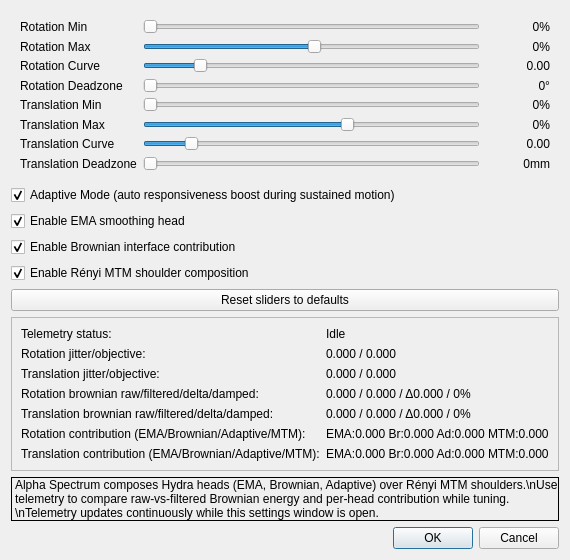
Before: the Qt Designer form filter-alpha-spectrum/ftnoir_alpha_spectrum_filtercontrols.ui in ganzuul/ancg_spectrum, drawn with Qt 5.
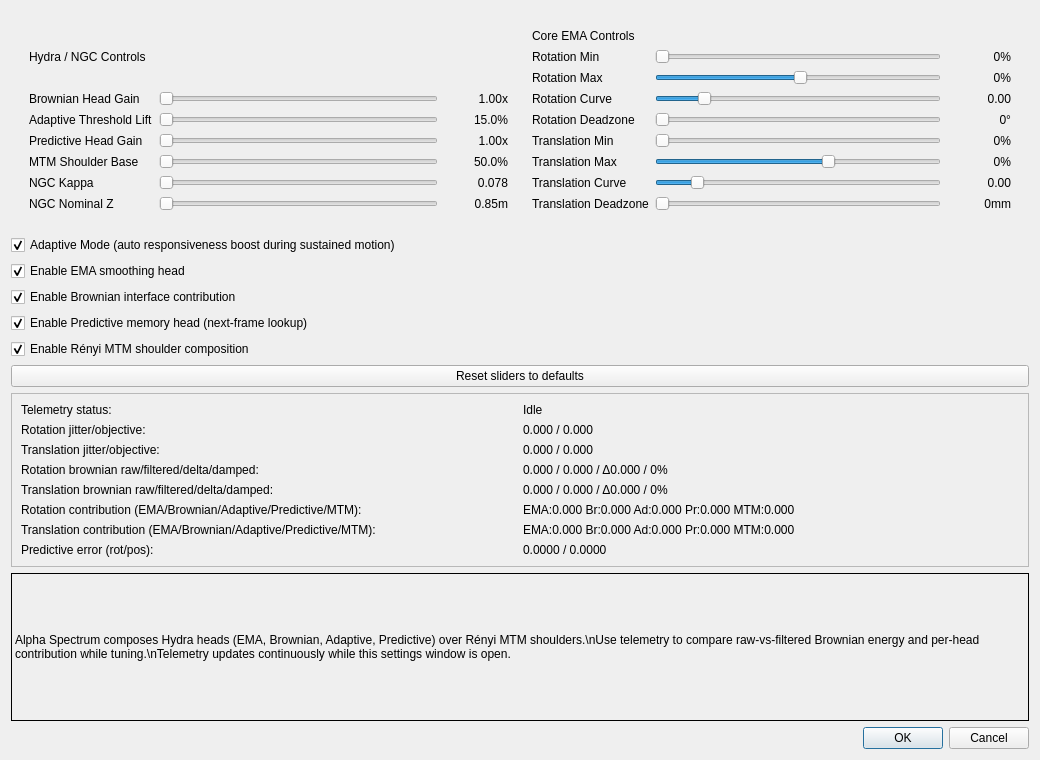
After: the same form once the commit is applied. Icons and pictures are not drawn.

```diff
--- a/filter-alpha-spectrum/ftnoir_alpha_spectrum_filtercontrols.ui
+++ b/filter-alpha-spectrum/ftnoir_alpha_spectrum_filtercontrols.ui
@@ -9,8 +9,8 @@
    <rect>
     <x>0</x>
     <y>0</y>
-    <width>520</width>
-    <height>560</height>
+    <width>1040</width>
+    <height>760</height>
    </rect>
   </property>
   <property name="sizePolicy">
@@ -27,343 +27,74 @@
     <normaloff>:/images/filter-16.png</normaloff>:/images/filter-16.png</iconset>
   </property>
   <layout class="QVBoxLayout" name="verticalLayout">
-   <item>
-    <widget class="QFrame" name="frame">
-     <layout class="QGridLayout" name="gridLayout">
-      <item row="0" column="0">
-       <widget class="QLabel" name="rot_min_text">
+  <item>
+   <widget class="QFrame" name="controls_frame">
+    <layout class="QHBoxLayout" name="controls_layout">
+    <item>
+     <widget class="QFrame" name="advanced_heads_frame">
+      <layout class="QGridLayout" name="advanced_heads_layout">
+      <item row="0" column="0" colspan="3">
+       <widget class="QLabel" name="advanced_column_title">
         <property name="text">
-         <string>Rotation Min</string>
+        <string>Hydra / NGC Controls</string>
         </property>
        </widget>
       </item>
-      <item row="0" column="1">
-       <widget class="QSlider" name="rot_min_slider">
-        <property name="maximum">
-         <number>3950</number>
-        </property>
-        <property name="singleStep">
-         <number>10</number>
-        </property>
-        <property name="pageStep">
-         <number>100</number>
-        </property>
-        <property name="orientation">
-         <enum>Qt::Horizontal</enum>
-        </property>
-       </widget>
-      </item>
-      <item row="0" column="2">
-       <widget class="QLabel" name="rot_min_label">
-        <property name="minimumSize">
-         <size>
-          <width>64</width>
-          <height>0</height>
-         </size>
-        </property>
-        <property name="text">
-         <string>0%</string>
-        </property>
-        <property name="alignment">
-         <set>Qt::AlignRight|Qt::AlignVCenter</set>
-        </property>
-       </widget>
-      </item>
-
-      <item row="1" column="0">
-       <widget class="QLabel" name="rot_max_text">
-        <property name="text">
-         <string>Rotation Max</string>
-        </property>
-       </widget>
-      </item>
-      <item row="1" column="1">
-       <widget class="QSlider" name="rot_max_slider">
-        <property name="maximum">
-         <number>9800</number>
-        </property>
-        <property name="singleStep">
-         <number>10</number>
-        </property>
-        <property name="pageStep">
-         <number>100</number>
-        </property>
-        <property name="value">
-         <number>5000</number>
-        </property>
-        <property name="orientation">
-         <enum>Qt::Horizontal</enum>
-        </property>
-       </widget>
-      </item>
-      <item row="1" column="2">
-       <widget class="QLabel" name="rot_max_label">
-        <property name="minimumSize">
-         <size>
-          <width>64</width>
-          <height>0</height>
-         </size>
-        </property>
-        <property name="text">
-         <string>0%</string>
-        </property>
-        <property name="alignment">
-         <set>Qt::AlignRight|Qt::AlignVCenter</set>
-        </property>
-       </widget>
-      </item>
-
-      <item row="2" column="0">
-       <widget class="QLabel" name="rot_curve_text">
-        <property name="text">
-         <string>Rotation Curve</string>
-        </property>
-       </widget>
-      </item>
-      <item row="2" column="1">
-       <widget class="QSlider" name="rot_curve_slider">
-        <property name="maximum">
-        <number>7800</number>
-        </property>
-        <property name="singleStep">
-         <number>10</number>
-        </property>
-        <property name="pageStep">
-         <number>100</number>
-        </property>
-        <property name="value">
-         <number>1200</number>
-        </property>
-        <property name="orientation">
-         <enum>Qt::Horizontal</enum>
-        </property>
-       </widget>
-      </item>
-      <item row="2" column="2">
-       <widget class="QLabel" name="rot_curve_label">
-        <property name="minimumSize">
-         <size>
-          <width>64</width>
-          <height>0</height>
-         </size>
-        </property>
-        <property name="text">
-         <string>0.00</string>
-        </property>
-        <property name="alignment">
-         <set>Qt::AlignRight|Qt::AlignVCenter</set>
-        </property>
-       </widget>
-      </item>
-
-      <item row="3" column="0">
-       <widget class="QLabel" name="rot_deadzone_text">
-        <property name="text">
-         <string>Rotation Deadzone</string>
-        </property>
-       </widget>
-      </item>
-      <item row="3" column="1">
-       <widget class="QSlider" name="rot_deadzone_slider">
-        <property name="maximum">
-         <number>3000</number>
-        </property>
-        <property name="singleStep">
-         <number>10</number>
-        </property>
-        <property name="pageStep">
-         <number>100</number>
-        </property>
-        <property name="orientation">
-         <enum>Qt::Horizontal</enum>
-        </property>
-       </widget>
-      </item>
-      <item row="3" column="2">
-       <widget class="QLabel" name="rot_deadzone_label">
-        <property name="minimumSize">
-         <size>
-          <width>64</width>
-          <height>0</height>
-         </size>
-        </property>
-        <property name="text">
-         <string>0°</string>
-        </property>
-        <property name="alignment">
-         <set>Qt::AlignRight|Qt::AlignVCenter</set>
-        </property>
-       </widget>
-      </item>
-
-      <item row="4" column="0">
-       <widget class="QLabel" name="pos_min_text">
-        <property name="text">
-         <string>Translation Min</string>
-        </property>
-       </widget>
-      </item>
-      <item row="4" column="1">
-       <widget class="QSlider" name="pos_min_slider">
-        <property name="maximum">
-         <number>3950</number>
-        </property>
-        <property name="singleStep">
-         <number>10</number>
-        </property>
-        <property name="pageStep">
-         <number>100</number>
-        </property>
-        <property name="orientation">
-         <enum>Qt::Horizontal</enum>
-        </property>
-       </widget>
-      </item>
-      <item row="4" column="2">
-       <widget class="QLabel" name="pos_min_label">
-        <property name="minimumSize">
-         <size>
-          <width>64</width>
-          <height>0</height>
-         </size>
-        </property>
-        <property name="text">
-         <string>0%</string>
-        </property>
-        <property name="alignment">
-         <set>Qt::AlignRight|Qt::AlignVCenter</set>
-        </property>
-       </widget>
-      </item>
-
-      <item row="5" column="0">
-       <widget class="QLabel" name="pos_max_text">
-        <property name="text">
-         <string>Translation Max</string>
-        </property>
-       </widget>
-      </item>
-      <item row="5" column="1">
-       <widget class="QSlider" name="pos_max_slider">
-        <property name="maximum">
-         <number>9800</number>
-        </property>
-        <property name="singleStep">
-         <number>10</number>
-        </property>
-        <property name="pageStep">
-         <number>100</number>
-        </property>
-        <property name="value">
-         <number>6000</number>
-        </property>
-        <property name="orientation">
-         <enum>Qt::Horizontal</enum>
-        </property>
-       </widget>
-      </item>
-      <item row="5" column="2">
-       <widget class="QLabel" name="pos_max_label">
-        <property name="minimumSize">
-         <size>
-          <width>64</width>
-          <height>0</height>
-         </size>
-        </property>
-        <property name="text">
-         <string>0%</string>
-        </property>
-        <property name="alignment">
-         <set>Qt::AlignRight|Qt::AlignVCenter</set>
-        </property>
-       </widget>
-      </item>
-
-      <item row="6" column="0">
-       <widget class="QLabel" name="pos_curve_text">
-        <property name="text">
-         <string>Translation Curve</string>
-        </property>
-       </widget>
-      </item>
-      <item row="6" column="1">
-       <widget class="QSlider" name="pos_curve_slider">
-        <property name="maximum">
-        <number>7800</number>
-        </property>
-        <property name="singleStep">
-         <number>10</number>
-        </property>
-        <property name="pageStep">
-         <number>100</number>
-        </property>
-        <property name="value">
-         <number>1000</number>
-        </property>
-        <property name="orientation">
-         <enum>Qt::Horizontal</enum>
-        </property>
-       </widget>
-      </item>
-      <item row="6" column="2">
-       <widget class="QLabel" name="pos_curve_label">
-        <property name="minimumSize">
-         <size>
-          <width>64</width>
-          <height>0</height>
-         </size>
-        </property>
-        <property name="text">
-         <string>0.00</string>
-        </property>
-        <property name="alignment">
-         <set>Qt::AlignRight|Qt::AlignVCenter</set>
-        </property>
-       </widget>
-      </item>
-
-      <item row="7" column="0">
-       <widget class="QLabel" name="pos_deadzone_text">
-        <property name="text">
-         <string>Translation Deadzone</string>
-        </property>
-       </widget>
-      </item>
-      <item row="7" column="1">
-       <widget class="QSlider" name="pos_deadzone_slider">
-        <property name="maximum">
-         <number>20000</number>
-        </property>
-        <property name="singleStep">
-         <number>20</number>
-        </property>
-        <property name="pageStep">
-         <number>200</number>
-        </property>
-        <property name="orientation">
-         <enum>Qt::Horizontal</enum>
-        </property>
-       </widget>
-      </item>
-      <item row="7" column="2">
-       <widget class="QLabel" name="pos_deadzone_label">
-        <property name="minimumSize">
-         <size>
-          <width>64</width>
-          <height>0</height>
-         </size>
-        </property>
-        <property name="text">
-         <string>0mm</string>
-        </property>
-        <property name="alignment">
-         <set>Qt::AlignRight|Qt::AlignVCenter</set>
-        </property>
-       </widget>
-      </item>
-     </layout>
-    </widget>
-   </item>
+      <item row="1" column="0"><widget class="QLabel" name="brownian_gain_text"><property name="text"><string>Brownian Head Gain</string></property></widget></item>
+      <item row="1" column="1"><widget class="QSlider" name="brownian_gain_slider"><property name="maximum"><number>20000</number></property><property name="singleStep"><number>20</number></property><property name="pageStep"><number>200</number></property><property name="orientation"><enum>Qt::Horizontal</enum></property></widget></item>
+      <item row="1" column="2"><widget class="QLabel" name="brownian_gain_label"><property name="minimumSize"><size><width>64</width><height>0</height></size></property><property name="text"><string>1.00x</string></property><property name="alignment"><set>Qt::AlignRight|Qt::AlignVCenter</set></property></widget></item>
+      <item row="2" column="0"><widget class="QLabel" name="adaptive_threshold_text"><property name="text"><string>Adaptive Threshold Lift</string></property></widget></item>
+      <item row="2" column="1"><widget class="QSlider" name="adaptive_threshold_slider"><property name="maximum"><number>6000</number></property><property name="singleStep"><number>10</number></property><property name="pageStep"><number>100</number></property><property name="orientation"><enum>Qt::Horizontal</enum></property></widget></item>
+      <item row="2" column="2"><widget class="QLabel" name="adaptive_threshold_label"><property name="minimumSize"><size><width>64</width><height>0</height></size></property><property name="text"><string>15.0%</string></property><property name="alignment"><set>Qt::AlignRight|Qt::AlignVCenter</set></property></widget></item>
+      <item row="3" column="0"><widget class="QLabel" name="predictive_gain_text"><property name="text"><string>Predictive Head Gain</string></property></widget></item>
+      <item row="3" column="1"><widget class="QSlider" name="predictive_gain_slider"><property name="maximum"><number>20000</number></property><property name="singleStep"><number>20</number></property><property name="pageStep"><number>200</number></property><property name="orientation"><enum>Qt::Horizontal</enum></property></widget></item>
+      <item row="3" column="2"><widget class="QLabel" name="predictive_gain_label"><property name="minimumSize"><size><width>64</width><height>0</height></size></property><property name="text"><string>1.00x</string></property><property name="alignment"><set>Qt::AlignRight|Qt::AlignVCenter</set></property></widget></item>
+      <item row="4" column="0"><widget class="QLabel" name="mtm_shoulder_text"><property name="text"><string>MTM Shoulder Base</string></property></widget></item>
+      <item row="4" column="1"><widget class="QSlider" name="mtm_shoulder_slider"><property name="maximum"><number>10000</number></property><property name="singleStep"><number>10</number></property><property name="pageStep"><number>100</number></property><property name="orientation"><enum>Qt::Horizontal</enum></property></widget></item>
+      <item row="4" column="2"><widget class="QLabel" name="mtm_shoulder_label"><property name="minimumSize"><size><width>64</width><height>0</height></size></property><property name="text"><string>50.0%</string></property><property name="alignment"><set>Qt::AlignRight|Qt::AlignVCenter</set></property></widget></item>
+      <item row="5" column="0"><widget class="QLabel" name="ngc_kappa_text"><property name="text"><string>NGC Kappa</string></property></widget></item>
+      <item row="5" column="1"><widget class="QSlider" name="ngc_kappa_slider"><property name="maximum"><number>3000</number></property><property name="singleStep"><number>5</number></property><property name="pageStep"><number>50</number></property><property name="orientation"><enum>Qt::Horizontal</enum></property></widget></item>
+      <item row="5" column="2"><widget class="QLabel" name="ngc_kappa_label"><property name="minimumSize"><size><width>64</width><height>0</height></size></property><property name="text"><string>0.078</string></property><property name="alignment"><set>Qt::AlignRight|Qt::AlignVCenter</set></property></widget></item>
+      <item row="6" column="0"><widget class="QLabel" name="ngc_nominal_z_text"><property name="text"><string>NGC Nominal Z</string></property></widget></item>
+      <item row="6" column="1"><widget class="QSlider" name="ngc_nominal_z_slider"><property name="maximum"><number>17000</number></property><property name="singleStep"><number>20</number></property><property name="pageStep"><number>200</number></property><property name="orientation"><enum>Qt::Horizontal</enum></property></widget></item>
+      <item row="6" column="2"><widget class="QLabel" name="ngc_nominal_z_label"><property name="minimumSize"><size><width>64</width><height>0</height></size></property><property name="text"><string>0.85m</string></property><property name="alignment"><set>Qt::AlignRight|Qt::AlignVCenter</set></property></widget></item>
+      </layout>
+     </widget>
+    </item>
+    <item>
+     <widget class="QFrame" name="frame">
+      <layout class="QGridLayout" name="gridLayout">
+      <item row="0" column="0" colspan="3"><widget class="QLabel" name="core_column_title"><property name="text"><string>Core EMA Controls</string></property></widget></item>
+      <item row="1" column="0"><widget class="QLabel" name="rot_min_text"><property name="text"><string>Rotation Min</string></property></widget></item>
+      <item row="1" column="1"><widget class="QSlider" name="rot_min_slider"><property name="maximum"><number>3950</number></property><property name="singleStep"><number>10</number></property><property name="pageStep"><number>100</number></property><property name="orientation"><enum>Qt::Horizontal</enum></property></widget></item>
+      <item row="1" column="2"><widget class="QLabel" name="rot_min_label"><property name="minimumSize"><size><width>64</width><height>0</height></size></property><property name="text"><string>0%</string></property><property name="alignment"><set>Qt::AlignRight|Qt::AlignVCenter</set></property></widget></item>
+      <item row="2" column="0"><widget class="QLabel" name="rot_max_text"><property name="text"><string>Rotation Max</string></property></widget></item>
+      <item row="2" column="1"><widget class="QSlider" name="rot_max_slider"><property name="maximum"><number>9800</number></property><property name="singleStep"><number>10</number></property><property name="pageStep"><number>100</number></property><property name="value"><number>5000</number></property><property name="orientation"><enum>Qt::Horizontal</enum></property></widget></item>
+      <item row="2" column="2"><widget class="QLabel" name="rot_max_label"><property name="minimumSize"><size><width>64</width><height>0</height></size></property><property name="text"><string>0%</string></property><property name="alignment"><set>Qt::AlignRight|Qt::AlignVCenter</set></property></widget></item>
+      <item row="3" column="0"><widget class="QLabel" name="rot_curve_text"><property name="text"><string>Rotation Curve</string></property></widget></item>
+      <item row="3" column="1"><widget class="QSlider" name="rot_curve_slider"><property name="maximum"><number>7800</number></property><property name="singleStep"><number>10</number></property><property name="pageStep"><number>100</number></property><property name="value"><number>1200</number></property><property name="orientation"><enum>Qt::Horizontal</enum></property></widget></item>
+      <item row="3" column="2"><widget class="QLabel" name="rot_curve_label"><property name="minimumSize"><size><width>64</width><height>0</height></size></property><property name="text"><string>0.00</string></property><property name="alignment"><set>Qt::AlignRight|Qt::AlignVCenter</set></property></widget></item>
+      <item row="4" column="0"><widget class="QLabel" name="rot_deadzone_text"><property name="text"><string>Rotation Deadzone</string></property></widget></item>
+      <item row="4" column="1"><widget class="QSlider" name="rot_deadzone_slider"><property name="maximum"><number>3000</number></property><property name="singleStep"><number>10</number></property><property name="pageStep"><number>100</number></property><property name="orientation"><enum>Qt::Horizontal</enum></property></widget></item>
+      <item row="4" column="2"><widget class="QLabel" name="rot_deadzone_label"><property name="minimumSize"><size><width>64</width><height>0</height></size></property><property name="text"><string>0°</string></property><property name="alignment"><set>Qt::AlignRight|Qt::AlignVCenter</set></property></widget></item>
+      <item row="5" column="0"><widget class="QLabel" name="pos_min_text"><property name="text"><string>Translation Min</string></property></widget></item>
+      <item row="5" column="1"><widget class="QSlider" name="pos_min_slider"><property name="maximum"><number>3950</number></property><property name="singleStep"><number>10</number></property><property name="pageStep"><number>100</number></property><property name="orientation"><enum>Qt::Horizontal</enum></property></widget></item>
+      <item row="5" column="2"><widget class="QLabel" name="pos_min_label"><property name="minimumSize"><size><width>64</width><height>0</height></size></property><property name="text"><string>0%</string></property><property name="alignment"><set>Qt::AlignRight|Qt::AlignVCenter</set></property></widget></item>
+      <item row="6" column="0"><widget class="QLabel" name="pos_max_text"><property name="text"><string>Translation Max</string></property></widget></item>
+      <item row="6" column="1"><widget class="QSlider" name="pos_max_slider"><property name="maximum"><number>9800</number></property><property name="singleStep"><number>10</number></property><property name="pageStep"><number>100</number></property><property name="value"><number>6000</number></property><property name="orientation"><enum>Qt::Horizontal</enum></property></widget></item>
+      <item row="6" column="2"><widget class="QLabel" name="pos_max_label"><property name="minimumSize"><size><width>64</width><height>0</height></size></property><property name="text"><string>0%</string></property><property name="alignment"><set>Qt::AlignRight|Qt::AlignVCenter</set></property></widget></item>
+      <item row="7" column="0"><widget class="QLabel" name="pos_curve_text"><property name="text"><string>Translation Curve</string></property></widget></item>
+      <item row="7" column="1"><widget class="QSlider" name="pos_curve_slider"><property name="maximum"><number>7800</number></property><property name="singleStep"><number>10</number></property><property name="pageStep"><number>100</number></property><property name="value"><number>1000</number></property><property name="orientation"><enum>Qt::Horizontal</enum></property></widget></item>
+      <item row="7" column="2"><widget class="QLabel" name="pos_curve_label"><property name="minimumSize"><size><width>64</width><height>0</height></size></property><property name="text"><string>0.00</string></property><property name="alignment"><set>Qt::AlignRight|Qt::AlignVCenter</set></property></widget></item>
+      <item row="8" column="0"><widget class="QLabel" name="pos_deadzone_text"><property name="text"><string>Translation Deadzone</string></property></widget></item>
+      <item row="8" column="1"><widget class="QSlider" name="pos_deadzone_slider"><property name="maximum"><number>20000</number></property><property name="singleStep"><number>20</number></property><property name="pageStep"><number>200</number></property><property name="orientation"><enum>Qt::Horizontal</enum></property></widget></item>
+      <item row="8" column="2"><widget class="QLabel" name="pos_deadzone_label"><property name="minimumSize"><size><width>64</width><height>0</height></size></property><property name="text"><string>0mm</string></property><property name="alignment"><set>Qt::AlignRight|Qt::AlignVCenter</set></property></widget></item>
+      </layout>
+     </widget>
+    </item>
+    </layout>
+   </widget>
+  </item>
     <item>
      <widget class="QCheckBox" name="adaptive_mode_check">
       <property name="text">
@@ -394,6 +125,16 @@
       </property>
      </widget>
     </item>
+    <item>
+     <widget class="QCheckBox" name="predictive_enabled_check">
+      <property name="text">
+       <string>Enable Predictive memory head (next-frame lookup)</string>
+      </property>
+      <property name="checked">
+       <bool>true</bool>
+      </property>
+     </widget>
+    </item>
     <item>
      <widget class="QCheckBox" name="mtm_enabled_check">
       <property name="text">
@@ -490,28 +231,42 @@
       <item row="5" column="0">
        <widget class="QLabel" name="telemetry_rot_contrib_text">
         <property name="text">
-        <string>Rotation contribution (EMA/Brownian/Adaptive/MTM):</string>
+        <string>Rotation contribution (EMA/Brownian/Adaptive/Predictive/MTM):</string>
         </property>
        </widget>
       </item>
       <item row="5" column="1">
        <widget class="QLabel" name="telemetry_rot_contrib_value">
         <property name="text">
-        <string>EMA:0.000 Br:0.000 Ad:0.000 MTM:0.000</string>
+        <string>EMA:0.000 Br:0.000 Ad:0.000 Pr:0.000 MTM:0.000</string>
         </property>
        </widget>
       </item>
       <item row="6" column="0">
        <widget class="QLabel" name="telemetry_pos_contrib_text">
         <property name="text">
-        <string>Translation contribution (EMA/Brownian/Adaptive/MTM):</string>
+        <string>Translation contribution (EMA/Brownian/Adaptive/Predictive/MTM):</string>
         </property>
        </widget>
       </item>
       <item row="6" column="1">
        <widget class="QLabel" name="telemetry_pos_contrib_value">
         <property name="text">
-        <string>EMA:0.000 Br:0.000 Ad:0.000 MTM:0.000</string>
+        <string>EMA:0.000 Br:0.000 Ad:0.000 Pr:0.000 MTM:0.000</string>
+        </property>
+       </widget>
+      </item>
+      <item row="7" column="0">
+       <widget class="QLabel" name="telemetry_predictive_error_text">
+        <property name="text">
+         <string>Predictive error (rot/pos):</string>
+        </property>
+       </widget>
+      </item>
+      <item row="7" column="1">
+       <widget class="QLabel" name="telemetry_predictive_error_value">
+        <property name="text">
+         <string>0.0000 / 0.0000</string>
         </property>
        </widget>
       </item>
@@ -524,7 +279,7 @@
       <enum>QFrame::Box</enum>
      </property>
      <property name="text">
-      <string>Alpha Spectrum composes Hydra heads (EMA, Brownian, Adaptive) over Rényi MTM shoulders.\nUse telemetry to compare raw-vs-filtered Brownian energy and per-head contribution while tuning.\nTelemetry updates continuously while this settings window is open.</string>
+      <string>Alpha Spectrum composes Hydra heads (EMA, Brownian, Adaptive, Predictive) over Rényi MTM shoulders.\nUse telemetry to compare raw-vs-filtered Brownian energy and per-head contribution while tuning.\nTelemetry updates continuously while this settings window is open.</string>
      </property>
      <property name="wordWrap">
       <bool>true</bool>
```
